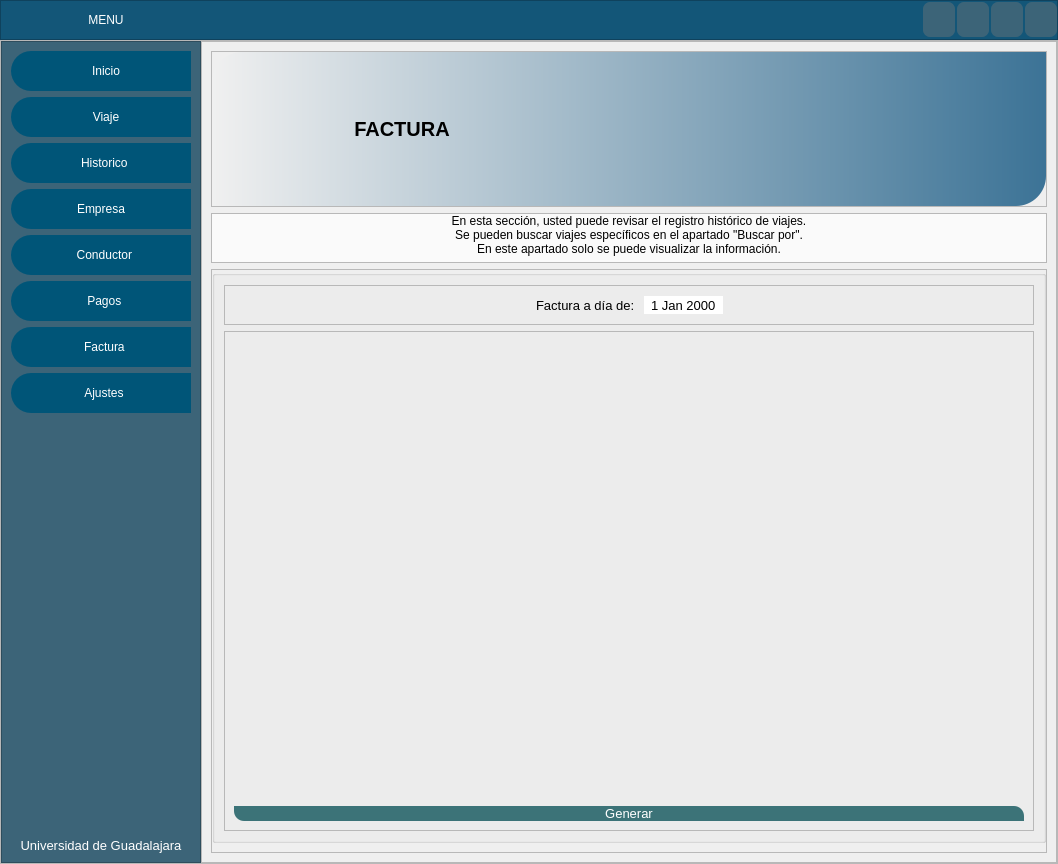
The window that mainwindow.ui (askr3d/ProyectoTaxi) describes before a commit, drawn with Qt 5.
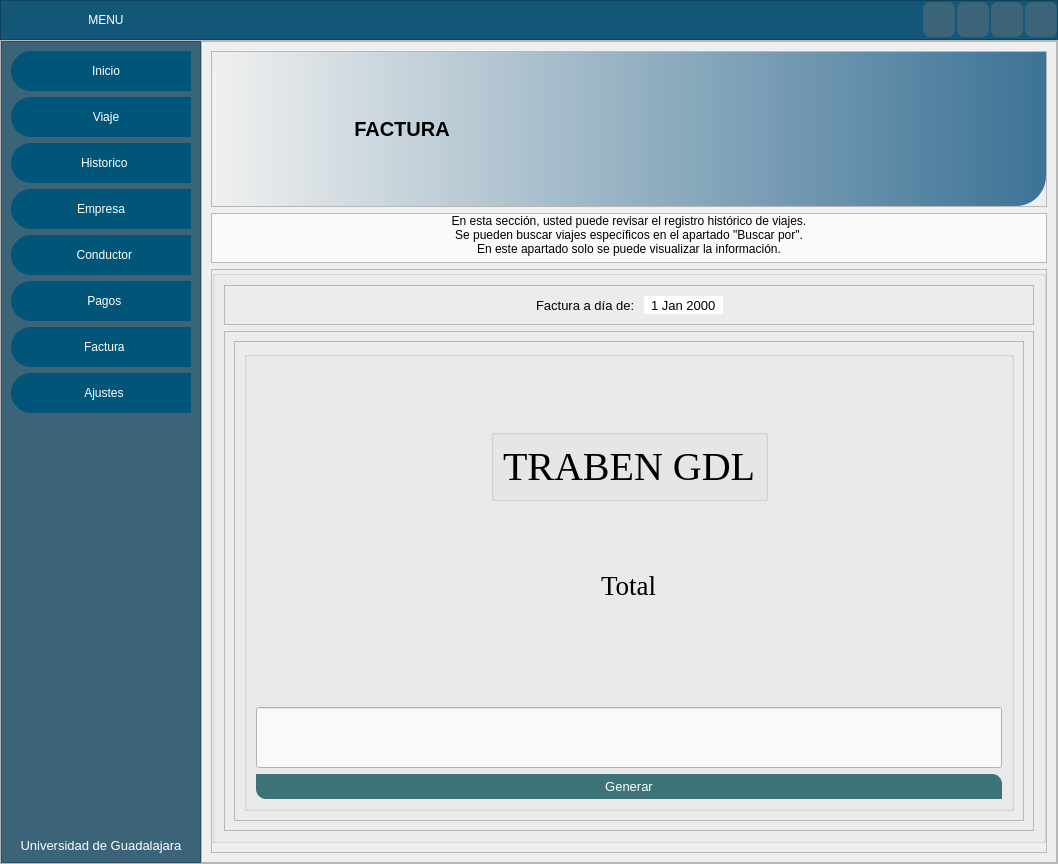
The same window after the commit. The open tabs and pages were chosen to show the change. Icons and pictures are not drawn.

```diff
--- a/mainwindow.ui
+++ b/mainwindow.ui
@@ -5749,22 +5749,191 @@
                       </property>
                       <layout class="QVBoxLayout" name="verticalLayout_19">
                        <item>
-                        <spacer name="verticalSpacer_4">
-                         <property name="orientation">
-                          <enum>Qt::Vertical</enum>
+                        <widget class="QFrame" name="frame_40">
+                         <property name="frameShape">
+                          <enum>QFrame::StyledPanel</enum>
                          </property>
-                         <property name="sizeHint" stdset="0">
-                          <size>
-                           <width>20</width>
-                           <height>465</height>
-                          </size>
+                         <property name="frameShadow">
+                          <enum>QFrame::Raised</enum>
                          </property>
-                        </spacer>
-                       </item>
-                       <item>
-                        <widget class="QPushButton" name="btn_generar_factura">
-                         <property name="styleSheet">
-                          <string notr="true">QPushButton{
+                         <layout class="QGridLayout" name="gridLayout_30">
+                          <item row="0" column="0">
+                           <widget class="QGroupBox" name="groupBox_33">
+                            <property name="title">
+                             <string/>
+                            </property>
+                            <layout class="QVBoxLayout" name="verticalLayout_45">
+                             <item>
+                              <layout class="QVBoxLayout" name="verticalLayout_43">
+                               <item>
+                                <spacer name="verticalSpacer_4">
+                                 <property name="orientation">
+                                  <enum>Qt::Vertical</enum>
+                                 </property>
+                                 <property name="sizeHint" stdset="0">
+                                  <size>
+                                   <width>20</width>
+                                   <height>18</height>
+                                  </size>
+                                 </property>
+                                </spacer>
+                               </item>
+                               <item>
+                                <layout class="QHBoxLayout" name="horizontalLayout_39">
+                                 <item>
+                                  <spacer name="horizontalSpacer_35">
+                                   <property name="orientation">
+                                    <enum>Qt::Horizontal</enum>
+                                   </property>
+                                   <property name="sizeHint" stdset="0">
+                                    <size>
+                                     <width>40</width>
+                                     <height>20</height>
+                                    </size>
+                                   </property>
+                                  </spacer>
+                                 </item>
+                                 <item>
+                                  <widget class="QGroupBox" name="groupBox_34">
+                                   <property name="title">
+                                    <string/>
+                                   </property>
+                                   <layout class="QGridLayout" name="gridLayout_31">
+                                    <item row="0" column="0">
+                                     <widget class="QLabel" name="label_55">
+                                      <property name="font">
+                                       <font>
+                                        <family>Georgia</family>
+                                        <pointsize>30</pointsize>
+                                       </font>
+                                      </property>
+                                      <property name="text">
+                                       <string>TRABEN GDL</string>
+                                      </property>
+                                     </widget>
+                                    </item>
+                                   </layout>
+                                  </widget>
+                                 </item>
+                                 <item>
+                                  <spacer name="horizontalSpacer_36">
+                                   <property name="orientation">
+                                    <enum>Qt::Horizontal</enum>
+                                   </property>
+                                   <property name="sizeHint" stdset="0">
+                                    <size>
+                                     <width>40</width>
+                                     <height>20</height>
+                                    </size>
+                                   </property>
+                                  </spacer>
+                                 </item>
+                                </layout>
+                               </item>
+                               <item>
+                                <spacer name="verticalSpacer_20">
+                                 <property name="orientation">
+                                  <enum>Qt::Vertical</enum>
+                                 </property>
+                                 <property name="sizeHint" stdset="0">
+                                  <size>
+                                   <width>20</width>
+                                   <height>18</height>
+                                  </size>
+                                 </property>
+                                </spacer>
+                               </item>
+                              </layout>
+                             </item>
+                             <item>
+                              <layout class="QVBoxLayout" name="verticalLayout_44">
+                               <item>
+                                <layout class="QHBoxLayout" name="horizontalLayout_41">
+                                 <item>
+                                  <spacer name="horizontalSpacer_37">
+                                   <property name="orientation">
+                                    <enum>Qt::Horizontal</enum>
+                                   </property>
+                                   <property name="sizeHint" stdset="0">
+                                    <size>
+                                     <width>40</width>
+                                     <height>20</height>
+                                    </size>
+                                   </property>
+                                  </spacer>
+                                 </item>
+                                 <item>
+                                  <widget class="QLabel" name="label_56">
+                                   <property name="font">
+                                    <font>
+                                     <family>Georgia</family>
+                                     <pointsize>20</pointsize>
+                                    </font>
+                                   </property>
+                                   <property name="text">
+                                    <string>Total</string>
+                                   </property>
+                                  </widget>
+                                 </item>
+                                 <item>
+                                  <spacer name="horizontalSpacer_38">
+                                   <property name="orientation">
+                                    <enum>Qt::Horizontal</enum>
+                                   </property>
+                                   <property name="sizeHint" stdset="0">
+                                    <size>
+                                     <width>40</width>
+                                     <height>20</height>
+                                    </size>
+                                   </property>
+                                  </spacer>
+                                 </item>
+                                </layout>
+                               </item>
+                               <item>
+                                <spacer name="verticalSpacer_21">
+                                 <property name="orientation">
+                                  <enum>Qt::Vertical</enum>
+                                 </property>
+                                 <property name="sizeHint" stdset="0">
+                                  <size>
+                                   <width>20</width>
+                                   <height>40</height>
+                                  </size>
+                                 </property>
+                                </spacer>
+                               </item>
+                               <item>
+                                <widget class="QLineEdit" name="lineEdit_7">
+                                 <property name="enabled">
+                                  <bool>false</bool>
+                                 </property>
+                                 <property name="font">
+                                  <font>
+                                   <family>Georgia</family>
+                                   <pointsize>35</pointsize>
+                                  </font>
+                                 </property>
+                                 <property name="styleSheet">
+                                  <string notr="true">background-color: rgb(249, 249, 249);</string>
+                                 </property>
+                                 <property name="alignment">
+                                  <set>Qt::AlignCenter</set>
+                                 </property>
+                                </widget>
+                               </item>
+                              </layout>
+                             </item>
+                             <item>
+                              <widget class="QPushButton" name="btn_generar_factura">
+                               <property name="minimumSize">
+                                <size>
+                                 <width>200</width>
+                                 <height>25</height>
+                                </size>
+                               </property>
+                               <property name="styleSheet">
+                                <string notr="true">QPushButton{
 	border-top-right-radius:10px;
 	border-bottom-left-radius:10px;
 	background-color: rgb(60, 115, 120);
@@ -5774,10 +5943,16 @@
 QPushButton:hover{
 	background-color: rgb(0, 85, 120);
 }</string>
-                         </property>
-                         <property name="text">
-                          <string>Generar</string>
-                         </property>
+                               </property>
+                               <property name="text">
+                                <string>Generar</string>
+                               </property>
+                              </widget>
+                             </item>
+                            </layout>
+                           </widget>
+                          </item>
+                         </layout>
                         </widget>
                        </item>
                       </layout>
```
Left out of the diff: 425 changed lines with no effect on the pictures.
